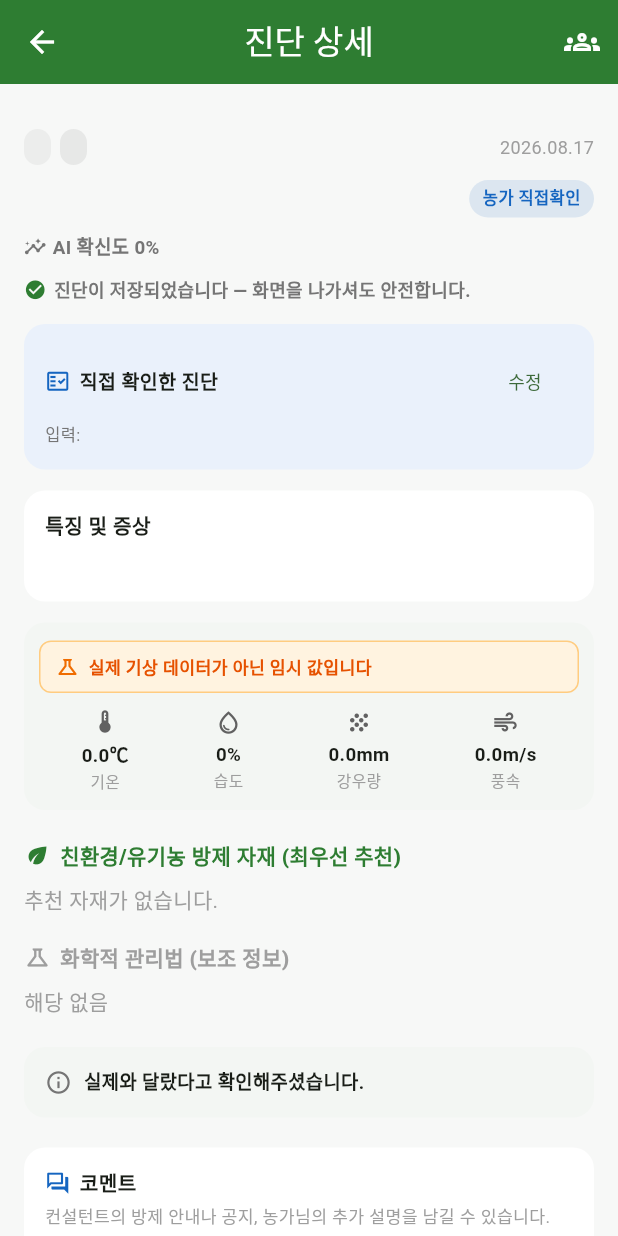
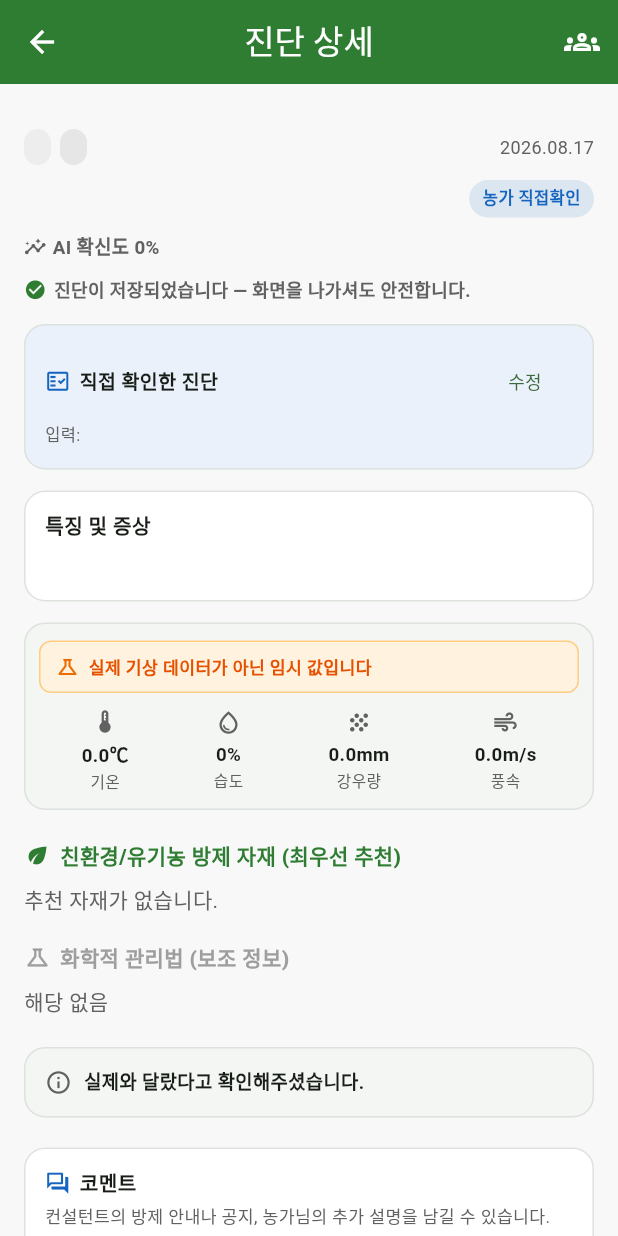
Before and after one commit to coop1004/ginseng-farm-platform, a Flutter app: the DiagnosisResultScreen screen opened directly with empty values, on a phone screen of 412 x 824 dp. Run offline on Flutter 3.47's test engine with Material 3 defaults, Android fonts, the phone set to English and light mode, and no system bars; our stand-ins replace fl_chart, image_picker, shared_preferences, table_calendar; missing offline and left inert: image_gallery_saver_plus; accounts and stored records are empty; network calls fail.

Commit message:
모바일 앱 색상 명암비(WCAG AA) 개선
[1단계 조사] AppColors + 홈 화면/하단 네비게이션 실사용 색상 명암비 계산
- 카드(#FFFFFF, elevation 0) vs 페이지 배경(#F7F8F7): 1.06:1 - 그림자도
  테두리도 없어 사실상 경계가 안 보임.
- 하단 네비 배경(#FFFFFF) vs 비활성 탭(Colors.grey #9E9E9E): 2.68:1 -
  아이콘 기준(3:1)과 텍스트 기준(4.5:1) 모두 미달.
- 하단 네비 배경 vs 활성 탭(그린 #2E7D32): 5.13:1 - 기준 충족.
- 회색 보조 텍스트(Colors.grey.shade500 #9E9E9E) vs 배경: 2.52~2.68:1 -
  4.5:1 기준에 크게 미달. shade600(#757575)도 페이지 배경 위에서는
  4.33:1로 근소하게 미달.

[2단계 개선] 브랜드 그린 톤 유지, 회색조 명도 차이만 확대
- AppColors.textSecondary(#616161) 신설 - 흰 카드 6.19:1, 페이지 배경
  5.82:1로 어느 배경 위에서도 AA 통과. 전체 14개 화면의
  Colors.grey.shade500/600 텍스트·아이콘을 이 색으로 통일(다른 화면도
  같은 토큰을 쓰므로 자동으로 일관 적용됨).
- 카드: 페이지 배경을 어둡게 하는 대신, 이미 인풋에 쓰던 테두리 톤
  AppColors.border(#DDE2DD, 기존 값 재사용)를 카드에도 1px 둘러 배경과
  그림자 없이도 경계가 보이게 함 - 기존 "아웃라인" 디자인 언어에 맞춤.
- 하단 네비게이션: 배경을 기존 AppColors.greenLight로 바꿔 콘텐츠 영역과
  색 자체로 구분되게 하고, home_shell.dart에서 상단에 AppColors.border
  1px 구분선을 추가. 비활성 탭 색을 textSecondary로, 활성 탭(그린)은
  유지 - 새 배경 대비 활성 4.56:1, 비활성 5.51:1로 여유있게 통과.
- 새 색을 늘리지 않고 기존 토큰(border, greenLight)을 재사용해 미니멀
  톤을 유지했다.

[3단계 검증] 개선 후 명암비 재계산 + 실기기 스크린샷
- 비활성 탭 5.51:1, 활성 탭 4.56:1, 보조 텍스트 5.82~6.19:1 - 전부 AA
  통과. flutter analyze 이슈 없음(dart fix로 새로 생긴 const 제안 54건도
  함께 정리).
- 실기기(Android)에서 홈/영농일지/병해충일지/통계/설정 5개 화면 모두
  카드 테두리·네비게이션 구분·보조 텍스트 가독성이 일관되게 개선된 것을
  스크린샷으로 확인. 레이아웃 깨짐이나 기능 회귀 없음.

Co-Authored-By: Claude Sonnet 5 <noreply@anthropic.com>

```diff
--- a/mobile/lib/screens/community_post_detail_screen.dart
+++ b/mobile/lib/screens/community_post_detail_screen.dart
@@ -134,7 +134,7 @@ class _CommunityPostDetailScreenState extends State<CommunityPostDetailScreen> {
                         const SizedBox(height: 6),
                         Row(
                           children: [
-                            Text(_post!.authorName, style: TextStyle(fontSize: 12.5, color: Colors.grey.shade600, fontWeight: FontWeight.w700)),
+                            Text(_post!.authorName, style: const TextStyle(fontSize: 12.5, color: AppColors.textSecondary, fontWeight: FontWeight.w700)),
                             const SizedBox(width: 8),
                             Text(DateFormat('yyyy.MM.dd HH:mm').format(_post!.createdAt), style: TextStyle(fontSize: 11.5, color: Colors.grey.shade400)),
                           ],
@@ -147,7 +147,7 @@ class _CommunityPostDetailScreenState extends State<CommunityPostDetailScreen> {
                         Text('댓글 ${_post!.comments.length}개', style: const TextStyle(fontWeight: FontWeight.w700, fontSize: 13.5)),
                         const SizedBox(height: 10),
                         if (_post!.comments.isEmpty)
-                          Text('아직 댓글이 없습니다.', style: TextStyle(color: Colors.grey.shade500, fontSize: 12.5))
+                          const Text('아직 댓글이 없습니다.', style: TextStyle(color: AppColors.textSecondary, fontSize: 12.5))
                         else
                           ..._post!.comments.map((c) => _CommentTile(comment: c, onReport: () => _reportComment(c.id))),
                         const SizedBox(height: 16),
--- a/mobile/lib/screens/diagnosis_result_screen.dart
+++ b/mobile/lib/screens/diagnosis_result_screen.dart
@@ -83,8 +83,8 @@ class _DiagnosisResultScreenState extends State<DiagnosisResultScreen> {
           mainAxisSize: MainAxisSize.min,
           crossAxisAlignment: CrossAxisAlignment.start,
           children: [
-            Text('현장을 직접 확인하신 결과를 입력해주세요. AI 판단보다 우선 반영됩니다.',
-                style: TextStyle(fontSize: 12, color: Colors.grey.shade600)),
+            const Text('현장을 직접 확인하신 결과를 입력해주세요. AI 판단보다 우선 반영됩니다.',
+                style: TextStyle(fontSize: 12, color: AppColors.textSecondary)),
             const SizedBox(height: 14),
             TextField(
               controller: nameCtrl,
@@ -173,8 +173,8 @@ class _DiagnosisResultScreenState extends State<DiagnosisResultScreen> {
             mainAxisSize: MainAxisSize.min,
             crossAxisAlignment: CrossAxisAlignment.start,
             children: [
-              Text('이 진단 기록(사진 포함)이 커뮤니티에 공개됩니다. 정확한 위치 정보는 포함되지 않습니다.',
-                  style: TextStyle(fontSize: 12, color: Colors.grey.shade600)),
+              const Text('이 진단 기록(사진 포함)이 커뮤니티에 공개됩니다. 정확한 위치 정보는 포함되지 않습니다.',
+                  style: TextStyle(fontSize: 12, color: AppColors.textSecondary)),
               const SizedBox(height: 14),
               TextField(controller: titleCtrl, decoration: const InputDecoration(labelText: '제목 *'), autofocus: true),
               const SizedBox(height: 10),
@@ -295,10 +295,10 @@ class _DiagnosisResultScreenState extends State<DiagnosisResultScreen> {
             children: [
               _chip(diagnosis.diagnosisType, typeColor),
               const SizedBox(width: 6),
-              _chip(diagnosis.cropName, Colors.grey.shade600),
+              _chip(diagnosis.cropName, AppColors.textSecondary),
               const Spacer(),
               Text(DateFormat('yyyy.MM.dd').format(diagnosis.occurrenceDate),
-                  style: TextStyle(fontSize: 12, color: Colors.grey.shade500)),
+                  style: const TextStyle(fontSize: 12, color: AppColors.textSecondary)),
             ],
           ),
           const SizedBox(height: 10),
@@ -316,18 +316,18 @@ class _DiagnosisResultScreenState extends State<DiagnosisResultScreen> {
           if (diagnosis.finalDiseaseName != null && diagnosis.aiDiseaseName != null && diagnosis.aiDiseaseName != diagnosis.finalDiseaseName)
             Padding(
               padding: const EdgeInsets.only(top: 2),
-              child: Text('AI 판단: ${diagnosis.aiDiseaseName}', style: TextStyle(fontSize: 11.5, color: Colors.grey.shade500)),
+              child: Text('AI 판단: ${diagnosis.aiDiseaseName}', style: const TextStyle(fontSize: 11.5, color: AppColors.textSecondary)),
             ),
           if (diagnosis.finalDiseaseName == null && diagnosis.aiDiseaseNameEn != null)
-            Text(diagnosis.aiDiseaseNameEn!, style: TextStyle(fontSize: 12.5, color: Colors.grey.shade500)),
+            Text(diagnosis.aiDiseaseNameEn!, style: const TextStyle(fontSize: 12.5, color: AppColors.textSecondary)),
           const SizedBox(height: 6),
           if (diagnosis.aiConfidence != null)
             Row(
               children: [
-                Icon(Icons.insights, size: 15, color: Colors.grey.shade600),
+                const Icon(Icons.insights, size: 15, color: AppColors.textSecondary),
                 const SizedBox(width: 4),
                 Text('AI 확신도 ${(diagnosis.aiConfidence! * 100).toStringAsFixed(0)}%',
-                    style: TextStyle(fontSize: 12.5, color: Colors.grey.shade600, fontWeight: FontWeight.w600)),
+                    style: const TextStyle(fontSize: 12.5, color: AppColors.textSecondary, fontWeight: FontWeight.w600)),
               ],
             ),
           const SizedBox(height: 10),
@@ -355,14 +355,14 @@ class _DiagnosisResultScreenState extends State<DiagnosisResultScreen> {
           const _SectionHeader(icon: Icons.eco, title: '친환경/유기농 방제 자재 (최우선 추천)', color: AppColors.green),
           const SizedBox(height: 8),
           if (diagnosis.ecoTreatments.isEmpty)
-            Text('추천 자재가 없습니다.', style: TextStyle(color: Colors.grey.shade500))
+            const Text('추천 자재가 없습니다.', style: TextStyle(color: AppColors.textSecondary))
           else
             ...diagnosis.ecoTreatments.map((t) => _TreatmentCard(item: t, highlight: true)),
           const SizedBox(height: 18),
           const _SectionHeader(icon: Icons.science_outlined, title: '화학적 관리법 (보조 정보)', color: Colors.grey),
           const SizedBox(height: 8),
           if (diagnosis.chemicalTreatments.isEmpty)
-            Text('해당 없음', style: TextStyle(color: Colors.grey.shade500))
+            const Text('해당 없음', style: TextStyle(color: AppColors.textSecondary))
           else
             ...diagnosis.chemicalTreatments.map((t) => _TreatmentCard(item: t, highlight: false)),
           const SizedBox(height: 20),
@@ -389,8 +389,8 @@ class _DiagnosisResultScreenState extends State<DiagnosisResultScreen> {
               ],
             ),
             const SizedBox(height: 4),
-            Text('컨설턴트의 방제 안내나 공지, 농가님의 추가 설명을 남길 수 있습니다.',
-                style: TextStyle(fontSize: 11.5, color: Colors.grey.shade500)),
+            const Text('컨설턴트의 방제 안내나 공지, 농가님의 추가 설명을 남길 수 있습니다.',
+                style: TextStyle(fontSize: 11.5, color: AppColors.textSecondary)),
             const SizedBox(height: 10),
             if (_loadingComments)
               const Padding(
@@ -398,9 +398,9 @@ class _DiagnosisResultScreenState extends State<DiagnosisResultScreen> {
                 child: Center(child: SizedBox(width: 18, height: 18, child: CircularProgressIndicator(strokeWidth: 2))),
               )
             else if (_comments == null || _comments!.isEmpty)
-              Padding(
-                padding: const EdgeInsets.symmetric(vertical: 4),
-                child: Text('아직 코멘트가 없습니다.', style: TextStyle(fontSize: 12.5, color: Colors.grey.shade500)),
+              const Padding(
+                padding: EdgeInsets.symmetric(vertical: 4),
+                child: Text('아직 코멘트가 없습니다.', style: TextStyle(fontSize: 12.5, color: AppColors.textSecondary)),
               )
             else
               ..._comments!.map((c) => Padding(
@@ -479,7 +479,7 @@ class _DiagnosisResultScreenState extends State<DiagnosisResultScreen> {
               ],
               if (diagnosis.finalDiagnosisBy != null) ...[
                 const SizedBox(height: 4),
-                Text('입력: ${diagnosis.finalDiagnosisBy}', style: TextStyle(fontSize: 11, color: Colors.grey.shade600)),
+                Text('입력: ${diagnosis.finalDiagnosisBy}', style: const TextStyle(fontSize: 11, color: AppColors.textSecondary)),
               ],
             ],
           ),
@@ -503,7 +503,7 @@ class _DiagnosisResultScreenState extends State<DiagnosisResultScreen> {
           child: Row(
             children: [
               Icon(confirmed ? Icons.check_circle : Icons.info_outline,
-                  size: 18, color: confirmed ? AppColors.green : Colors.grey.shade600),
+                  size: 18, color: confirmed ? AppColors.green : AppColors.textSecondary),
               const SizedBox(width: 8),
               Text(
                 confirmed ? '실제와 일치한다고 확인해주셨습니다.' : '실제와 달랐다고 확인해주셨습니다.',
@@ -523,8 +523,8 @@ class _DiagnosisResultScreenState extends State<DiagnosisResultScreen> {
             const Text('AI 진단이 실제와 맞았나요?',
                 style: TextStyle(fontWeight: FontWeight.w700, fontSize: 13.5)),
             const SizedBox(height: 4),
-            Text('농가님의 확인은 AI 진단 정확도 통계에 반영됩니다.',
-                style: TextStyle(fontSize: 11.5, color: Colors.grey.shade500)),
+            const Text('농가님의 확인은 AI 진단 정확도 통계에 반영됩니다.',
+                style: TextStyle(fontSize: 11.5, color: AppColors.textSecondary)),
             const SizedBox(height: 12),
             Row(
               children: [
@@ -570,14 +570,14 @@ class _SavedConfirmationBadge extends StatelessWidget {
 
   @override
   Widget build(BuildContext context) {
-    return Row(
+    return const Row(
       children: [
-        const Icon(Icons.check_circle, color: AppColors.green, size: 15),
-        const SizedBox(width: 5),
+        Icon(Icons.check_circle, color: AppColors.green, size: 15),
+        SizedBox(width: 5),
         Expanded(
           child: Text(
             '진단이 저장되었습니다 — 화면을 나가셔도 안전합니다.',
-            style: TextStyle(fontSize: 12, color: Colors.grey.shade600, fontWeight: FontWeight.w600),
+            style: TextStyle(fontSize: 12, color: AppColors.textSecondary, fontWeight: FontWeight.w600),
           ),
         ),
       ],
@@ -608,7 +608,7 @@ class _WeatherRow extends StatelessWidget {
           padding: const EdgeInsets.symmetric(horizontal: 14, vertical: 14),
           child: Row(
             children: [
-              Icon(Icons.location_off_outlined, size: 18, color: Colors.grey.shade600),
+              const Icon(Icons.location_off_outlined, size: 18, color: AppColors.textSecondary),
               const SizedBox(width: 8),
               Expanded(
                 child: Text(
@@ -676,7 +676,7 @@ class _WeatherRow extends StatelessWidget {
                   if (diagnosis.gpsEstimated) '정확한 촬영 위치 대신 농장 등록 주소 기준으로 조회됨',
                   if (diagnosis.photoTakenAtEstimated) '촬영시각 확인 불가로 업로드 시각 기준으로 조회됨',
                 ].join(' · '),
-                style: TextStyle(fontSize: 10.5, color: Colors.grey.shade500),
+                style: const TextStyle(fontSize: 10.5, color: AppColors.textSecondary),
                 textAlign: TextAlign.center,
               ),
             ],
@@ -692,7 +692,7 @@ class _WeatherRow extends StatelessWidget {
         Icon(icon, size: 18, color: Colors.grey.shade700),
         const SizedBox(height: 4),
         Text(value, style: const TextStyle(fontWeight: FontWeight.w700, fontSize: 12.5)),
-        Text(label, style: TextStyle(fontSize: 10.5, color: Colors.grey.shade500)),
+        Text(label, style: const TextStyle(fontSize: 10.5, color: AppColors.textSecondary)),
       ],
     );
   }
@@ -750,7 +750,7 @@ class _TreatmentCard extends StatelessWidget {
             Text('사용법: ${item.usage}', style: const TextStyle(fontSize: 12.5, height: 1.4)),
             if (item.note != null && item.note!.isNotEmpty) ...[
               const SizedBox(height: 4),
-              Text('※ ${item.note}', style: TextStyle(fontSize: 11.5, color: Colors.grey.shade500)),
+              Text('※ ${item.note}', style: const TextStyle(fontSize: 11.5, color: AppColors.textSecondary)),
             ],
           ],
         ),
--- a/mobile/lib/screens/diagnosis_screen.dart
+++ b/mobile/lib/screens/diagnosis_screen.dart
@@ -237,7 +237,7 @@ class _DiagnosisCard extends StatelessWidget {
                     const SizedBox(height: 3),
                     Text(
                       '${item.farmName ?? ''} · ${item.cropName} · ${DateFormat('yyyy.MM.dd').format(item.occurrenceDate)}',
-                      style: TextStyle(fontSize: 11.5, color: Colors.grey.shade600),
+                      style: const TextStyle(fontSize: 11.5, color: AppColors.textSecondary),
                     ),
                   ],
                 ),
--- a/mobile/lib/screens/farm_list_screen.dart
+++ b/mobile/lib/screens/farm_list_screen.dart
@@ -4,6 +4,7 @@ import 'package:provider/provider.dart';
 import '../models/farm.dart';
 import '../providers/crop_provider.dart';
 import '../providers/farm_provider.dart';
+import '../theme/app_theme.dart';
 import '../widgets/common.dart';
 import 'farm_form_screen.dart';
 
@@ -83,10 +84,10 @@ class _FarmCard extends StatelessWidget {
                 ],
               ),
               const SizedBox(height: 6),
-              Text(farm.address, style: TextStyle(fontSize: 12.5, color: Colors.grey.shade600)),
+              Text(farm.address, style: const TextStyle(fontSize: 12.5, color: AppColors.textSecondary)),
               const SizedBox(height: 4),
               Text('면적 ${farm.areaPyeong.toStringAsFixed(0)}평 (${farm.areaM2.toStringAsFixed(0)}㎡)',
-                  style: TextStyle(fontSize: 12.5, color: Colors.grey.shade600)),
+                  style: const TextStyle(fontSize: 12.5, color: AppColors.textSecondary)),
             ],
           ),
         ),
--- a/mobile/lib/screens/login_screen.dart
+++ b/mobile/lib/screens/login_screen.dart
@@ -57,10 +57,10 @@ class _LoginScreenState extends State<LoginScreen> {
                     style: TextStyle(fontSize: 22, fontWeight: FontWeight.w800),
                   ),
                   const SizedBox(height: 4),
-                  Text(
+                  const Text(
                     '농가 계정으로 로그인하세요',
                     textAlign: TextAlign.center,
-                    style: TextStyle(fontSize: 12.5, color: Colors.grey.shade600),
+                    style: TextStyle(fontSize: 12.5, color: AppColors.textSecondary),
                   ),
                   const SizedBox(height: 36),
                   TextFormField(
--- a/mobile/lib/screens/pest_reference_screen.dart
+++ b/mobile/lib/screens/pest_reference_screen.dart
@@ -207,7 +207,7 @@ class _PestReferenceCard extends StatelessWidget {
             const SizedBox(height: 8),
             Text(reference.nameKr, style: const TextStyle(fontSize: 15.5, fontWeight: FontWeight.w800)),
             if (reference.nameEn != null)
-              Text(reference.nameEn!, style: TextStyle(fontSize: 11.5, color: Colors.grey.shade500)),
+              Text(reference.nameEn!, style: const TextStyle(fontSize: 11.5, color: AppColors.textSecondary)),
             if (reference.symptoms != null) ...[
               const SizedBox(height: 8),
               Text(reference.symptoms!, style: const TextStyle(fontSize: 12.5, height: 1.5)),
@@ -227,7 +227,7 @@ class _PestReferenceCard extends StatelessWidget {
               const SizedBox(height: 8),
               Row(
                 children: [
-                  Icon(Icons.science_outlined, size: 14, color: Colors.grey.shade600),
+                  const Icon(Icons.science_outlined, size: 14, color: AppColors.textSecondary),
                   const SizedBox(width: 4),
                   Text('화학적 관리법', style: TextStyle(fontSize: 11.5, fontWeight: FontWeight.w700, color: Colors.grey.shade700)),
                 ],
--- a/mobile/lib/screens/register_screen.dart
+++ b/mobile/lib/screens/register_screen.dart
@@ -114,7 +114,7 @@ class _RegisterScreenState extends State<RegisterScreen> {
               _isNewHousehold
                   ? '새로운 농가를 등록합니다. 가입 후 발급되는 농가 코드를 가족·공동경영자에게 알려주면 같은 농가로 함께 관리할 수 있습니다.'
                   : '이미 등록된 농가의 코드를 입력하면, 그 농가의 필지와 기록을 함께 보고 관리할 수 있습니다.',
-              style: TextStyle(fontSize: 11.5, color: Colors.grey.shade600),
+              style: const TextStyle(fontSize: 11.5, color: AppColors.textSecondary),
             ),
             const SizedBox(height: 20),
             TextFormField(
@@ -146,9 +146,9 @@ class _RegisterScreenState extends State<RegisterScreen> {
               const SizedBox(height: 20),
               Text('재배 작물 *', style: TextStyle(fontSize: 12.5, color: Colors.grey.shade700)),
               const SizedBox(height: 4),
-              Text(
+              const Text(
                 '하나 이상 선택해주세요. 선택한 작물만 앱 화면에 표시됩니다.',
-                style: TextStyle(fontSize: 11, color: Colors.grey.shade500),
+                style: TextStyle(fontSize: 11, color: AppColors.textSecondary),
               ),
               const SizedBox(height: 8),
               _loadingCrops
--- a/mobile/lib/screens/work_log_screen.dart
+++ b/mobile/lib/screens/work_log_screen.dart
@@ -7,6 +7,7 @@ import '../models/farm.dart';
 import '../models/work_log.dart';
 import '../providers/farm_provider.dart';
 import '../services/api_service.dart';
+import '../theme/app_theme.dart';
 import '../widgets/common.dart';
 import 'work_log_form_screen.dart';
 
@@ -182,14 +183,14 @@ class _WorkLogCard extends StatelessWidget {
                       Text(dateStr, style: const TextStyle(fontWeight: FontWeight.w700, fontSize: 12.5)),
                       const Spacer(),
                       if (log.farmName != null)
-                        Text(log.farmName!, style: TextStyle(fontSize: 11.5, color: Colors.grey.shade600)),
+                        Text(log.farmName!, style: const TextStyle(fontSize: 11.5, color: AppColors.textSecondary)),
                     ],
                   ),
                   const SizedBox(height: 6),
                   Text(log.content, style: const TextStyle(fontSize: 13.5)),
                   const SizedBox(height: 4),
                   Text('작업면적 ${log.workAreaM2.toStringAsFixed(0)}㎡',
-                      style: TextStyle(fontSize: 11.5, color: Colors.grey.shade500)),
+                      style: const TextStyle(fontSize: 11.5, color: AppColors.textSecondary)),
                 ],
               ),
             ),
--- a/mobile/lib/widgets/common.dart
+++ b/mobile/lib/widgets/common.dart
@@ -1,4 +1,6 @@
 import 'package:flutter/material.dart';
+
+import '../theme/app_theme.dart';
 
 class LoadingView extends StatelessWidget {
   const LoadingView({super.key});
@@ -46,7 +48,7 @@ class EmptyView extends StatelessWidget {
         children: [
           Icon(icon, size: 40, color: Colors.grey.shade400),
           const SizedBox(height: 10),
-          Text(message, style: TextStyle(color: Colors.grey.shade600)),
+          Text(message, style: const TextStyle(color: AppColors.textSecondary)),
         ],
       ),
     );
@@ -71,7 +73,7 @@ class SectionTitle extends StatelessWidget {
             Flexible(
               child: Text(
                 subtitle!,
-                style: TextStyle(fontSize: 12, color: Colors.grey.shade500),
+                style: const TextStyle(fontSize: 12, color: AppColors.textSecondary),
                 overflow: TextOverflow.ellipsis,
               ),
             ),
```
Also changed, not shown: mobile/lib/screens/community_screen.dart (+5 -5 lines), mobile/lib/screens/dashboard_screen.dart (+8 -8 lines), mobile/lib/screens/diagnosis_form_screen.dart (+5 -4 lines), mobile/lib/screens/home_shell.dart (+9 -1 lines), mobile/lib/screens/settings_screen.dart (+7 -7 lines), mobile/lib/screens/stats_screen.dart (+10 -10 lines), mobile/lib/theme/app_theme.dart (+24 -5 lines).
